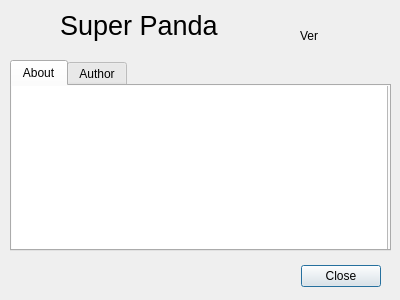
Old version of the form aboutwindow.ui in the repository zwpwjwtz/SuperPanda.
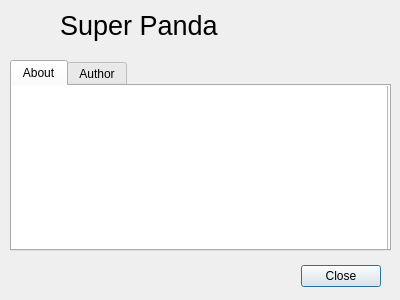
New version of the form. The open tabs and pages were chosen to show the change.

Commit message: Refresh translation text in About window when locale is changed.

```diff
--- a/aboutwindow.ui
+++ b/aboutwindow.ui
@@ -50,7 +50,7 @@
     <rect>
      <x>60</x>
      <y>0</y>
-     <width>241</width>
+     <width>231</width>
      <height>51</height>
     </rect>
    </property>
@@ -116,14 +116,17 @@
   <widget class="QLabel" name="labelVersion">
    <property name="geometry">
     <rect>
-     <x>300</x>
+     <x>290</x>
      <y>20</y>
-     <width>91</width>
+     <width>101</width>
      <height>31</height>
     </rect>
    </property>
    <property name="text">
-    <string>Ver</string>
+    <string/>
+   </property>
+   <property name="alignment">
+    <set>Qt::AlignRight|Qt::AlignTrailing|Qt::AlignVCenter</set>
    </property>
   </widget>
  </widget>
```
Left out of the diff: 2 changed lines with no effect on the pictures. The commit also changes 5 other files.
